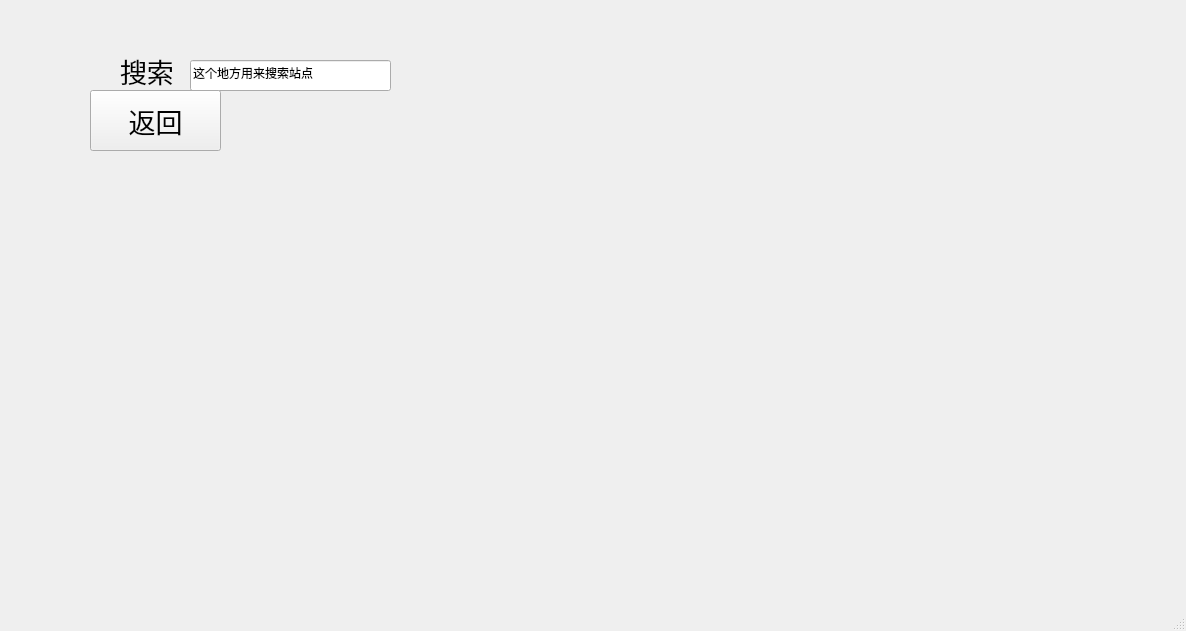
The window that subway/mainwindow.ui (imv05/QT) describes before a commit, drawn with Qt 5.
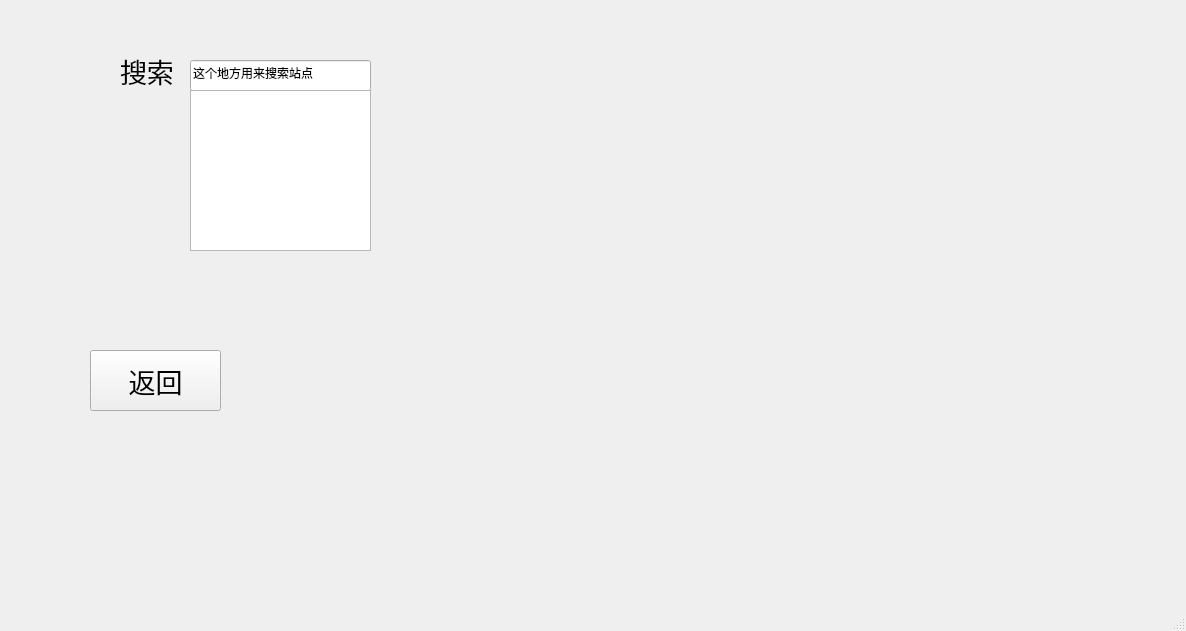
The same window after the commit.

The edit to the form file:
```diff
--- a/subway/mainwindow.ui
+++ b/subway/mainwindow.ui
@@ -37,7 +37,7 @@
      <rect>
       <x>190</x>
       <y>60</y>
-      <width>201</width>
+      <width>181</width>
       <height>31</height>
      </rect>
     </property>
@@ -49,7 +49,7 @@
     <property name="geometry">
      <rect>
       <x>90</x>
-      <y>90</y>
+      <y>350</y>
       <width>131</width>
       <height>61</height>
      </rect>
@@ -63,6 +63,27 @@
      <string>返回</string>
     </property>
    </widget>
+   <widget class="QListView" name="listView">
+    <property name="geometry">
+     <rect>
+      <x>190</x>
+      <y>90</y>
+      <width>181</width>
+      <height>161</height>
+     </rect>
+    </property>
+   </widget>
+   <widget class="QWidget" name="formLayoutWidget">
+    <property name="geometry">
+     <rect>
+      <x>770</x>
+      <y>30</y>
+      <width>121</width>
+      <height>241</height>
+     </rect>
+    </property>
+    <layout class="QFormLayout" name="formLayout"/>
+   </widget>
   </widget>
   <widget class="QMenuBar" name="menubar">
    <property name="geometry">
```
